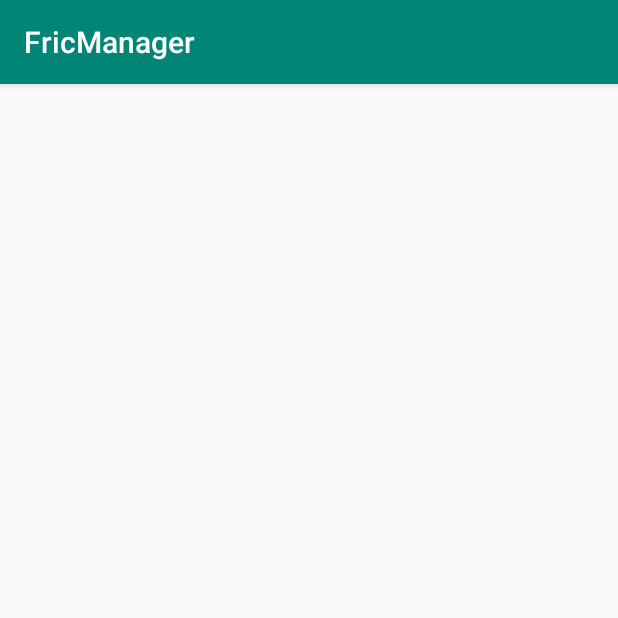
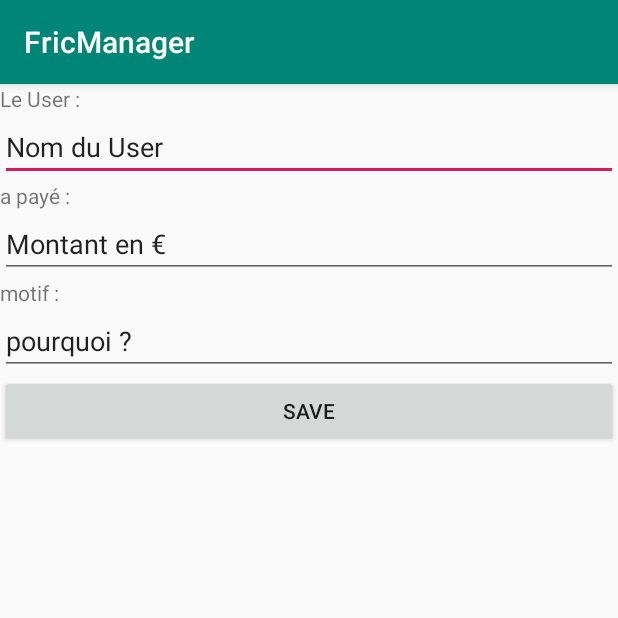
Before and after one commit to nabilaidouni/IHM, an Android app: the screen it shows after launch (NewDepenseActivity), after a tap on "AJOUTER UNE DÉPENSE", on a phone screen of 412 x 824 dp, the top half of it. Run offline under Robolectric (Android 15) with nearby library versions, the phone set to English and light mode, and no system bars.

Commit message:
newDepenseActivity

```diff
--- a/app/src/main/java/fr/tse/fricmanager/controller/CrudDepenseActivity.java
+++ b/app/src/main/java/fr/tse/fricmanager/controller/CrudDepenseActivity.java
@@ -46,7 +46,7 @@ public class CrudDepenseActivity extends AppCompatActivity {
 
         Button b0 = new Button(this);
         b0.setText("Ajouter une dépense");
-        b0.setBackgroundColor(0x00ff00);
+        b0.setBackgroundColor(0);
         lLayout.addView(b0);
 
         for(int i=0;i<depenses.size();i++){
--- a/app/src/main/res/layout/activity_new_depense.xml
+++ b/app/src/main/res/layout/activity_new_depense.xml
@@ -6,4 +6,59 @@
     android:layout_height="match_parent"
     tools:context=".controller.NewDepenseActivity">
 
+    <LinearLayout
+        android:layout_width="match_parent"
+        android:layout_height="match_parent"
+        android:orientation="vertical"
+        tools:layout_editor_absoluteX="1dp"
+        tools:layout_editor_absoluteY="1dp">
+
+        <TextView
+            android:id="@+id/textView2"
+            android:layout_width="match_parent"
+            android:layout_height="wrap_content"
+            android:text="Le User : " />
+
+        <EditText
+            android:id="@+id/editText2"
+            android:layout_width="match_parent"
+            android:layout_height="wrap_content"
+            android:ems="10"
+            android:inputType="textPersonName"
+            android:text="Nom du User" />
+
+        <TextView
+            android:id="@+id/textView3"
+            android:layout_width="match_parent"
+            android:layout_height="wrap_content"
+            android:text="a payé : " />
+
+        <EditText
+            android:id="@+id/editText3"
+            android:layout_width="match_parent"
+            android:layout_height="wrap_content"
+            android:ems="10"
+            android:inputType="numberDecimal"
+            android:text="Montant en €"/>
+
+        <TextView
+            android:id="@+id/textView4"
+            android:layout_width="match_parent"
+            android:layout_height="wrap_content"
+            android:text="motif : " />
+
+        <EditText
+            android:id="@+id/editText4"
+            android:layout_width="match_parent"
+            android:layout_height="wrap_content"
+            android:ems="10"
+            android:inputType="textPersonName"
+            android:text="pourquoi ?" />
+
+        <Button
+            android:id="@+id/button"
+            android:layout_width="match_parent"
+            android:layout_height="wrap_content"
+            android:text="Save" />
+    </LinearLayout>
 </androidx.constraintlayout.widget.ConstraintLayout>
```
